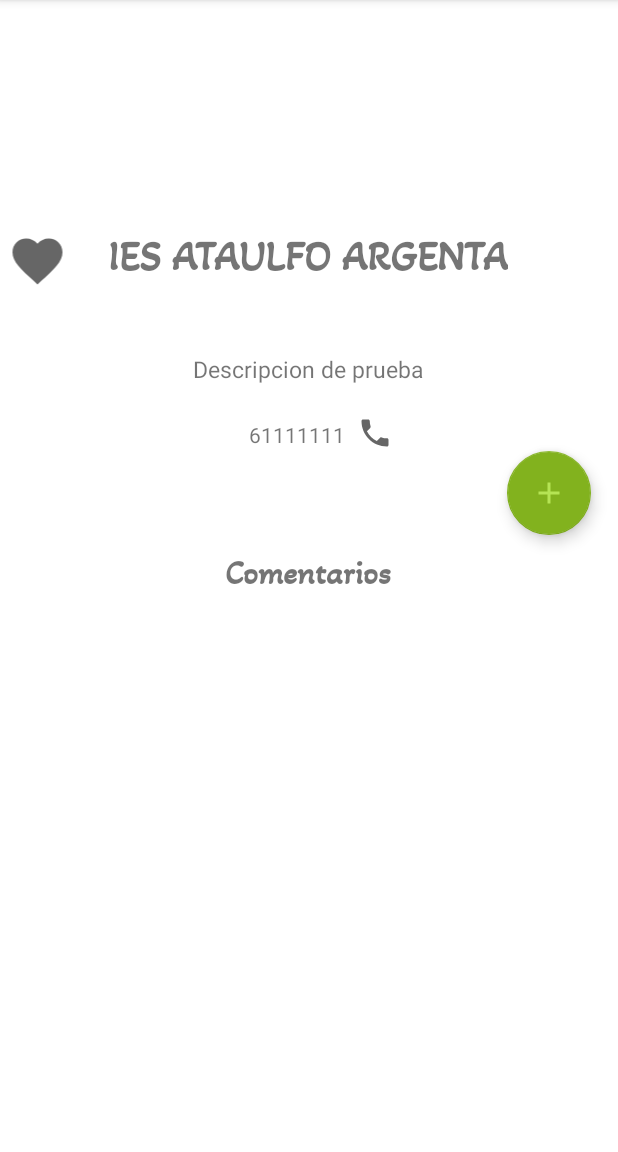
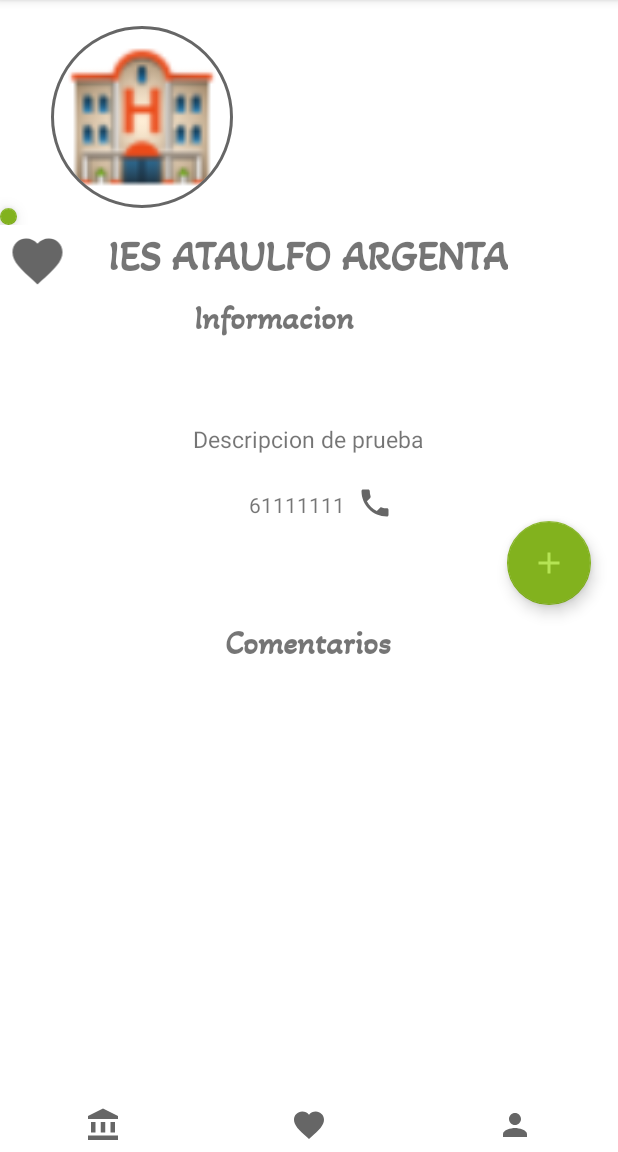
Before and after one commit to AlvaroOrtizP/RefindProyecto, an Android app: the ActivityAnuncio screen opened directly, with no data from a screen before it, on a phone screen of 412 x 824 dp, the part 84-1236 px from its top. Run offline under Robolectric (Android 15) with nearby library versions, the phone set to English and light mode, and no system bars; our stand-ins replace CircleImageView, Volley; 13 statements that could not run were skipped.

Commit message:
Punto estable

```diff
--- a/app/src/main/java/com/example/refindproyecto/ActivityAnuncio.java
+++ b/app/src/main/java/com/example/refindproyecto/ActivityAnuncio.java
@@ -43,6 +43,7 @@
 import Modelo.Comentario;
 import Modelo.Indicador;
 import Modelo.Usuario;
+import de.hdodenhof.circleimageview.CircleImageView;
 
 
 /*
@@ -75,7 +76,7 @@
      */
     private static final int REQUEST_PERMISSION_CALL = 100;
     List<Comentario> comentarioList = new ArrayList<>();
-    ImageView imageView;
+    CircleImageView imageView;
     TextView tvTitulo, tvDescripcion, tvTelefono;
     ImageButton bTelefono;
     Boolean onFav;
@@ -93,6 +94,8 @@
     RequestQueue requestImage;
     ProcedimientoPreferencias pF = null;
     boolean propietario;
+
+    ImageButton btnInicio, btnFavorito, btnPerfil;
 
     /*
      * -----------------------------------------------------------
@@ -166,6 +169,21 @@
                 snackbar.show();
 
             }
+        });
+        btnFavorito =findViewById(R.id.btnFavorito);
+        btnPerfil = findViewById(R.id.btnPerfil);
+        btnInicio =findViewById(R.id.btnInicio);
+        btnInicio.setOnClickListener(v -> {
+            Intent i = new Intent(ActivityAnuncio.this, ActivityListaCat.class);
+            startActivity(i);
+        });
+        btnFavorito.setOnClickListener(v -> {
+            Intent i = new Intent(ActivityAnuncio.this, ActivityListaFav.class);
+            startActivity(i);
+        });
+        btnPerfil.setOnClickListener(v -> {
+            Intent i = new Intent(ActivityAnuncio.this, ActivityPerfil.class);
+            startActivity(i);
         });
         /*addComentario.setOnClickListener(v ->{
             creadorDeComent();
--- a/app/src/main/java/com/example/refindproyecto/ActivityRegistro.java
+++ b/app/src/main/java/com/example/refindproyecto/ActivityRegistro.java
@@ -112,7 +112,6 @@
         usuario.setApellido(apellido.getText().toString());
         usuario.setEmail(correo.getText().toString());
         usuario.setBiografia("");
-        usuario.setCreador(0);
         usuario.setFoto("0");
         usuario.setPass(pass.getText().toString());
 
--- a/app/src/main/res/layout/activity_anuncio.xml
+++ b/app/src/main/res/layout/activity_anuncio.xml
@@ -16,12 +16,21 @@
         app:layout_constraintStart_toStartOf="parent"
         app:layout_constraintTop_toTopOf="parent">
 
-        <ImageView
+        <de.hdodenhof.circleimageview.CircleImageView
             android:id="@+id/anuncioFoto"
-            android:layout_width="match_parent"
-            android:layout_height="match_parent"
-            android:contentDescription="TODO"
-            tools:src="@drawable/hotel" />
+            android:layout_width="125dp"
+            android:layout_height="121dp"
+            android:layout_centerHorizontal="true"
+            android:layout_centerVertical="true"
+            android:layout_marginStart="32dp"
+            android:layout_marginTop="17dp"
+            android:contentDescription="@string/nombre_anuncio"
+            android:src="@drawable/hotel"
+            app:civ_border_color="#99000000"
+            app:civ_border_width="2dp"
+            app:layout_constraintStart_toStartOf="parent"
+            app:layout_constraintTop_toTopOf="parent" />
+
 
         <com.google.android.material.floatingactionbutton.FloatingActionButton
             android:id="@+id/floatingActionButton"
@@ -47,6 +56,7 @@
         app:layout_constraintTop_toBottomOf="@+id/linearLayout2" />
 
     <LinearLayout
+        android:id="@+id/linearLayout5"
         android:layout_width="match_parent"
         android:layout_height="510dp"
         android:layout_marginTop="5dp"
@@ -60,9 +70,9 @@
             android:id="@+id/asd"
             android:layout_width="match_parent"
             android:layout_height="wrap_content"
-                android:orientation="vertical"
             android:layout_marginTop="4dp"
-                android:gravity="center">
+            android:gravity="center"
+            android:orientation="vertical">
 
             <TextView
                 android:id="@+id/informacion"
@@ -87,9 +97,9 @@
                 app:layout_constraintTop_toBottomOf="@+id/tvTituloAnuncio" />
 
             <LinearLayout
-                    android:layout_marginTop="5dp"
                 android:layout_width="120dp"
                 android:layout_height="match_parent"
+                android:layout_marginTop="5dp"
                 android:orientation="horizontal">
 
                 <TextView
@@ -102,10 +112,10 @@
                     android:text="61111111" />
 
                 <ImageButton
-                        android:layout_marginStart="3dp"
                     android:id="@+id/bTelefono"
                     android:layout_width="wrap_content"
                     android:layout_height="wrap_content"
+                    android:layout_marginStart="3dp"
                     android:layout_weight="1"
                     android:background="@color/white"
                     app:srcCompat="@drawable/ic_telefono" />
@@ -133,15 +143,12 @@
             <androidx.recyclerview.widget.RecyclerView
                 android:id="@+id/RecyclerViewComen"
                 android:layout_width="416dp"
-                    android:layout_height="340dp"
+                android:layout_height="230dp"
                 android:layout_marginTop="16dp"
                 android:layout_marginBottom="3dp"
                 app:layout_constraintHorizontal_bias="0.6"
-                    app:layout_constraintVertical_bias="0.0">
-                </androidx.recyclerview.widget.RecyclerView>
+                app:layout_constraintVertical_bias="0.0"></androidx.recyclerview.widget.RecyclerView>
         </LinearLayout>
-
-
 
 
     </LinearLayout>
@@ -158,5 +165,15 @@
         app:layout_constraintTop_toBottomOf="@+id/linearLayout2"
         app:srcCompat="@drawable/ic_favorito_off" />
 
+    <LinearLayout
+        android:layout_width="match_parent"
+        android:layout_height="55dp"
+        android:orientation="horizontal"
+        app:layout_constraintBottom_toBottomOf="parent"
+        app:layout_constraintEnd_toEndOf="parent">
+
+        <include layout="@layout/bottom_nav" />
+    </LinearLayout>
+
 
 </androidx.constraintlayout.widget.ConstraintLayout>
--- a/app/src/main/res/layout/activity_nuevo_anuncio.xml
+++ b/app/src/main/res/layout/activity_nuevo_anuncio.xml
@@ -6,6 +6,7 @@
 tools:context=".ActivityNuevoAnuncio">
 
     <LinearLayout
+        android:id="@+id/linearLayout4"
         android:layout_width="342dp"
         android:layout_height="620dp"
         android:orientation="vertical"
@@ -34,6 +35,7 @@
             android:layout_height="wrap_content"
             android:hint="Nombre del anuncio"
             android:minHeight="48dp" />
+
         <EditText
             android:id="@+id/editTelefono"
             android:layout_width="match_parent"
@@ -81,4 +83,6 @@
 
     </LinearLayout>
 
+
+
 </androidx.constraintlayout.widget.ConstraintLayout>
```
Also changed, not shown: app/src/main/java/com/example/refindproyecto/ActivityPerfil.java (+3 -12 lines), app/src/main/java/com/example/refindproyecto/ActivityUsuarioAjustes.java (+6 -1 lines), app/src/main/res/layout/activity_crear_anuncio.xml (deleted, +0 -84 lines), app/src/main/res/layout/activity_new_anuncio.xml (deleted, +0 -108 lines), app/src/main/res/layout/activity_perfil.xml (+0 -10 lines), 2 other files. Lines whose indentation alone changed are shown as unchanged.
